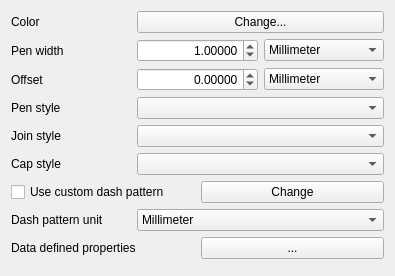
The window that src/ui/symbollayer/widget_simpleline.ui (carsmie/QGIS) describes before a commit, drawn with Qt 5.
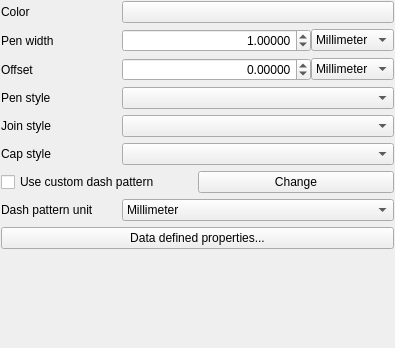
The same window after the commit. Custom widgets are drawn as their Qt base class.

```diff
--- a/src/ui/symbollayer/widget_simpleline.ui
+++ b/src/ui/symbollayer/widget_simpleline.ui
@@ -7,49 +7,27 @@
     <x>0</x>
     <y>0</y>
     <width>395</width>
-    <height>276</height>
+    <height>348</height>
    </rect>
   </property>
   <property name="windowTitle">
    <string>Form</string>
   </property>
-  <layout class="QGridLayout" name="gridLayout">
-   <item row="4" column="0">
-    <widget class="QLabel" name="label_5">
-     <property name="text">
-      <string>Join style</string>
-     </property>
-    </widget>
-   </item>
-   <item row="7" column="0" colspan="3">
-    <layout class="QHBoxLayout" name="horizontalLayout">
-     <property name="sizeConstraint">
-      <enum>QLayout::SetFixedSize</enum>
-     </property>
-     <item>
-      <widget class="QCheckBox" name="mCustomCheckBox">
+  <layout class="QFormLayout" name="formLayout">
+   <property name="horizontalSpacing">
+    <number>28</number>
+   </property>
+   <property name="margin">
+    <number>1</number>
+   </property>
+   <item row="0" column="0">
+    <widget class="QLabel" name="label">
        <property name="text">
-        <string>Use custom dash pattern</string>
+      <string>Color</string>
        </property>
       </widget>
      </item>
-     <item>
-      <widget class="QPushButton" name="mChangePatternButton">
-       <property name="text">
-        <string>Change</string>
-       </property>
-      </widget>
-     </item>
-    </layout>
-   </item>
-   <item row="3" column="0">
-    <widget class="QLabel" name="label_3">
-     <property name="text">
-      <string>Pen style</string>
-     </property>
-    </widget>
-   </item>
-   <item row="0" column="1" colspan="2">
+   <item row="0" column="1">
     <widget class="QgsColorButton" name="btnChangeColor">
      <property name="sizePolicy">
       <sizepolicy hsizetype="Preferred" vsizetype="Fixed">
@@ -58,51 +36,24 @@
       </sizepolicy>
      </property>
      <property name="text">
-      <string>Change...</string>
+      <string/>
      </property>
     </widget>
    </item>
-   <item row="2" column="1">
-    <widget class="QDoubleSpinBox" name="spinOffset">
-     <property name="alignment">
-      <set>Qt::AlignRight|Qt::AlignTrailing|Qt::AlignVCenter</set>
-     </property>
-     <property name="decimals">
-      <number>5</number>
-     </property>
-     <property name="minimum">
-      <double>-100000.000000000000000</double>
-     </property>
-     <property name="maximum">
-      <double>100000.000000000000000</double>
-     </property>
-    </widget>
-   </item>
-   <item row="2" column="2">
-    <widget class="QComboBox" name="mOffsetUnitComboBox">
-     <property name="sizePolicy">
-      <sizepolicy hsizetype="Minimum" vsizetype="Fixed">
-       <horstretch>0</horstretch>
-       <verstretch>0</verstretch>
-      </sizepolicy>
-     </property>
-     <item>
+   <item row="1" column="0">
+    <widget class="QLabel" name="label_2">
       <property name="text">
-       <string>Millimeter</string>
-      </property>
-     </item>
-     <item>
-      <property name="text">
-       <string>Map unit</string>
-      </property>
-     </item>
+      <string>Pen width</string>
+     </property>
     </widget>
    </item>
    <item row="1" column="1">
+    <layout class="QHBoxLayout" name="horizontalLayout_2">
+     <item>
     <widget class="QDoubleSpinBox" name="spinWidth">
      <property name="sizePolicy">
       <sizepolicy hsizetype="Preferred" vsizetype="Fixed">
-       <horstretch>0</horstretch>
+         <horstretch>1</horstretch>
        <verstretch>0</verstretch>
       </sizepolicy>
      </property>
@@ -120,10 +71,7 @@
      </property>
     </widget>
    </item>
-   <item row="4" column="1" colspan="2">
-    <widget class="QgsPenJoinStyleComboBox" name="cboJoinStyle"/>
-   </item>
-   <item row="1" column="2">
+     <item>
     <widget class="QComboBox" name="mPenWidthUnitComboBox">
      <property name="sizePolicy">
       <sizepolicy hsizetype="Minimum" vsizetype="Fixed">
@@ -143,54 +91,8 @@
      </item>
     </widget>
    </item>
-   <item row="8" column="1" colspan="2">
-    <widget class="QComboBox" name="mDashPatternUnitComboBox">
-     <item>
-      <property name="text">
-       <string>Millimeter</string>
-      </property>
-     </item>
-     <item>
-      <property name="text">
-       <string>Map unit</string>
-      </property>
-     </item>
-    </widget>
-   </item>
-   <item row="3" column="1" colspan="2">
-    <widget class="QgsPenStyleComboBox" name="cboPenStyle"/>
-   </item>
-   <item row="9" column="0" colspan="3">
-    <layout class="QHBoxLayout" name="horizontalLayout_2">
-     <item>
-      <widget class="QLabel" name="mDataDefinedPropertiesLabel">
-       <property name="text">
-        <string>Data defined properties</string>
-       </property>
-      </widget>
-     </item>
-     <item>
-      <widget class="QPushButton" name="mDataDefinedPropertiesButton">
-       <property name="sizePolicy">
-        <sizepolicy hsizetype="Minimum" vsizetype="Fixed">
-         <horstretch>0</horstretch>
-         <verstretch>0</verstretch>
-        </sizepolicy>
-       </property>
-       <property name="text">
-        <string>...</string>
-       </property>
-      </widget>
-     </item>
     </layout>
    </item>
-   <item row="1" column="0">
-    <widget class="QLabel" name="label_2">
-     <property name="text">
-      <string>Pen width</string>
-     </property>
-    </widget>
-   </item>
    <item row="2" column="0">
     <widget class="QLabel" name="label_4">
      <property name="text">
@@ -198,22 +100,71 @@
      </property>
     </widget>
    </item>
-   <item row="0" column="0">
-    <widget class="QLabel" name="label">
+   <item row="2" column="1">
+    <layout class="QHBoxLayout" name="horizontalLayout_3">
+     <item>
+      <widget class="QDoubleSpinBox" name="spinOffset">
+       <property name="sizePolicy">
+        <sizepolicy hsizetype="Minimum" vsizetype="Fixed">
+         <horstretch>1</horstretch>
+         <verstretch>0</verstretch>
+        </sizepolicy>
+       </property>
+       <property name="alignment">
+        <set>Qt::AlignRight|Qt::AlignTrailing|Qt::AlignVCenter</set>
+       </property>
+       <property name="decimals">
+        <number>5</number>
+       </property>
+       <property name="minimum">
+        <double>-100000.000000000000000</double>
+       </property>
+       <property name="maximum">
+        <double>100000.000000000000000</double>
+       </property>
+      </widget>
+     </item>
+     <item>
+      <widget class="QComboBox" name="mOffsetUnitComboBox">
+       <property name="sizePolicy">
+        <sizepolicy hsizetype="Minimum" vsizetype="Fixed">
+         <horstretch>0</horstretch>
+         <verstretch>0</verstretch>
+        </sizepolicy>
+       </property>
+       <item>
      <property name="text">
-      <string>Color</string>
-     </property>
-    </widget>
-   </item>
-   <item row="8" column="0">
-    <widget class="QLabel" name="mDashPatternUnitLabel">
+         <string>Millimeter</string>
+        </property>
+       </item>
+       <item>
+        <property name="text">
+         <string>Map unit</string>
+        </property>
+       </item>
+      </widget>
+     </item>
+    </layout>
+   </item>
+   <item row="3" column="0">
+    <widget class="QLabel" name="label_3">
      <property name="text">
-      <string>Dash pattern unit</string>
+      <string>Pen style</string>
      </property>
     </widget>
    </item>
-   <item row="5" column="1" colspan="2">
-    <widget class="QgsPenCapStyleComboBox" name="cboCapStyle"/>
+   <item row="3" column="1">
+    <widget class="QgsPenStyleComboBox" name="cboPenStyle"/>
+   </item>
+   <item row="4" column="0">
+    <widget class="QLabel" name="label_5">
+     <property name="text">
+      <string>Join style</string>
+     </property>
+    </widget>
+   </item>
+   <item row="4" column="1">
+    <widget class="QgsPenJoinStyleComboBox" name="cboJoinStyle"/>
    </item>
    <item row="5" column="0">
     <widget class="QLabel" name="label_6">
@@ -222,29 +173,87 @@
      </property>
     </widget>
    </item>
+   <item row="5" column="1">
+    <widget class="QgsPenCapStyleComboBox" name="cboCapStyle"/>
+   </item>
+   <item row="6" column="0" colspan="2">
+    <layout class="QHBoxLayout" name="horizontalLayout">
+     <property name="sizeConstraint">
+      <enum>QLayout::SetFixedSize</enum>
+     </property>
+     <item>
+      <widget class="QCheckBox" name="mCustomCheckBox">
+       <property name="text">
+        <string>Use custom dash pattern</string>
+       </property>
+      </widget>
+     </item>
+     <item>
+      <widget class="QPushButton" name="mChangePatternButton">
+       <property name="text">
+        <string>Change</string>
+       </property>
+      </widget>
+     </item>
+    </layout>
+   </item>
+   <item row="7" column="0">
+    <widget class="QLabel" name="mDashPatternUnitLabel">
+     <property name="text">
+      <string>Dash pattern unit</string>
+     </property>
+    </widget>
+   </item>
+   <item row="7" column="1">
+    <widget class="QComboBox" name="mDashPatternUnitComboBox">
+     <item>
+      <property name="text">
+       <string>Millimeter</string>
+      </property>
+     </item>
+     <item>
+      <property name="text">
+       <string>Map unit</string>
+      </property>
+     </item>
+    </widget>
+   </item>
+   <item row="8" column="0" colspan="2">
+    <widget class="QPushButton" name="mDataDefinedPropertiesButton">
+     <property name="sizePolicy">
+      <sizepolicy hsizetype="Minimum" vsizetype="Fixed">
+       <horstretch>0</horstretch>
+       <verstretch>0</verstretch>
+      </sizepolicy>
+     </property>
+     <property name="text">
+      <string>Data defined properties...</string>
+     </property>
+    </widget>
+   </item>
   </layout>
  </widget>
  <customwidgets>
-  <customwidget>
-   <class>QgsPenStyleComboBox</class>
-   <extends>QComboBox</extends>
-   <header>qgspenstylecombobox.h</header>
-  </customwidget>
-  <customwidget>
-   <class>QgsPenJoinStyleComboBox</class>
-   <extends>QComboBox</extends>
-   <header>qgspenstylecombobox.h</header>
-  </customwidget>
-  <customwidget>
-   <class>QgsPenCapStyleComboBox</class>
-   <extends>QComboBox</extends>
-   <header>qgspenstylecombobox.h</header>
-  </customwidget>
   <customwidget>
    <class>QgsColorButton</class>
    <extends>QPushButton</extends>
    <header>qgscolorbutton.h</header>
   </customwidget>
+  <customwidget>
+   <class>QgsPenStyleComboBox</class>
+   <extends>QComboBox</extends>
+   <header>qgspenstylecombobox.h</header>
+  </customwidget>
+  <customwidget>
+   <class>QgsPenJoinStyleComboBox</class>
+   <extends>QComboBox</extends>
+   <header>qgspenstylecombobox.h</header>
+  </customwidget>
+  <customwidget>
+   <class>QgsPenCapStyleComboBox</class>
+   <extends>QComboBox</extends>
+   <header>qgspenstylecombobox.h</header>
+  </customwidget>
  </customwidgets>
  <resources/>
  <connections/>
```
Lines whose indentation alone changed are shown as unchanged.
